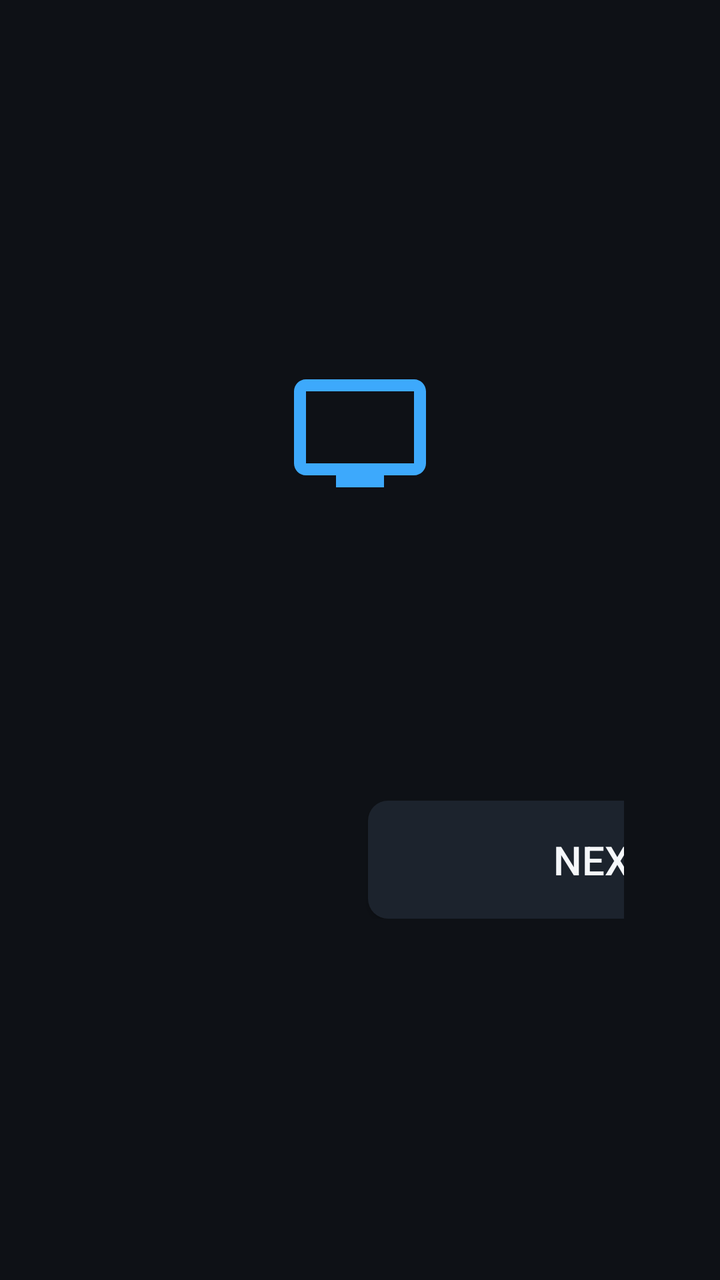
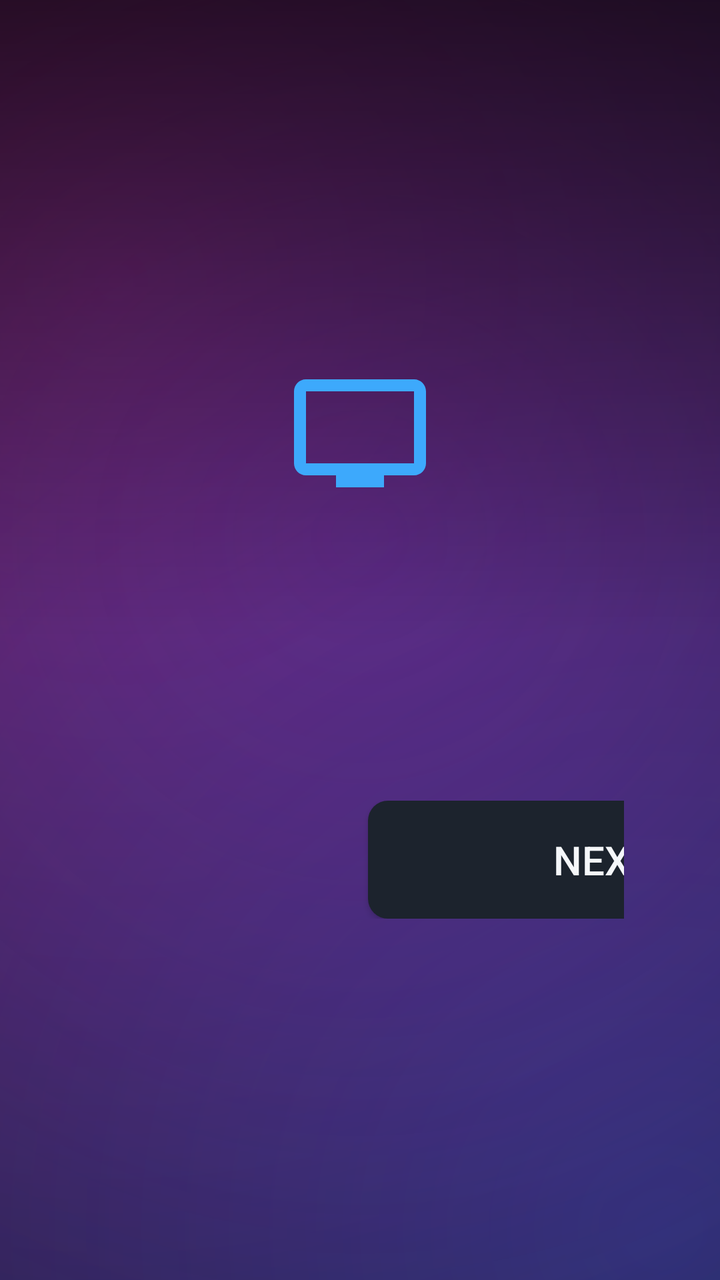

The first picture is an Android layout as it rendered before a commit; the second is the same layout after the commit. The layout source and the unified diff follow.
<!-- AndroidManifest.xml: application theme Theme.IptvPlayer -->
<!-- res/layout/activity_wizard.xml -->
<?xml version="1.0" encoding="utf-8"?>
<LinearLayout xmlns:android="http://schemas.android.com/apk/res/android"
    android:layout_width="match_parent"
    android:layout_height="match_parent"
    android:orientation="vertical"
    android:background="@color/bg_root"
    android:gravity="center"
    android:paddingHorizontal="@dimen/safe_area_h"
    android:paddingVertical="@dimen/safe_area_v">

    <ImageView
        android:layout_width="72dp"
        android:layout_height="72dp"
        android:src="@drawable/ic_tv"
        android:layout_marginBottom="@dimen/space_m"
        android:contentDescription="@string/app_name" />

    <TextView
        android:id="@+id/stepIndicator"
        android:layout_width="wrap_content"
        android:layout_height="wrap_content"
        android:textColor="@color/text_muted"
        android:textSize="@dimen/text_caption"
        android:layout_marginBottom="@dimen/space_s" />

    <TextView
        android:id="@+id/stepTitle"
        android:layout_width="wrap_content"
        android:layout_height="wrap_content"
        android:textColor="@color/text_primary"
        android:textSize="@dimen/text_big_title"
        android:textStyle="bold"
        android:gravity="center"
        android:layout_marginBottom="@dimen/space_s" />

    <TextView
        android:id="@+id/stepSubtitle"
        android:layout_width="wrap_content"
        android:layout_height="wrap_content"
        android:textColor="@color/text_secondary"
        android:textSize="@dimen/text_body"
        android:gravity="center"
        android:layout_marginBottom="@dimen/space_l" />

    
    <ScrollView
        android:id="@+id/languageScroll"
        android:layout_width="480dp"
        android:layout_height="0dp"
        android:layout_weight="1"
        android:visibility="gone"
        android:scrollbars="vertical"
        android:layout_marginBottom="@dimen/space_l">

        <LinearLayout
            android:id="@+id/languageGroup"
            android:layout_width="match_parent"
            android:layout_height="wrap_content"
            android:orientation="vertical" />
    </ScrollView>

    <LinearLayout
        android:layout_width="480dp"
        android:layout_height="wrap_content"
        android:orientation="horizontal">

        <Button
            android:id="@+id/btnBack"
            style="@style/Widget.Iptv.Button"
            android:layout_width="0dp"
            android:layout_height="wrap_content"
            android:layout_weight="1"
            android:text="@string/action_back"
            android:layout_marginEnd="@dimen/space_s"
            android:visibility="invisible" />

        <Button
            android:id="@+id/btnNext"
            style="@style/Widget.Iptv.Button"
            android:layout_width="0dp"
            android:layout_height="wrap_content"
            android:layout_weight="1"
            android:text="@string/wizard_next" />
    </LinearLayout>
</LinearLayout>
<!-- resources referenced by this layout -->
<resources>
  <color name="bg_root">#0E1116</color>
  <color name="text_muted">#5B6877</color>
  <color name="text_primary">#F5F7FA</color>
  <color name="text_secondary">#9AA7B4</color>
  <dimen name="safe_area_h">48dp</dimen>
  <dimen name="safe_area_v">27dp</dimen>
  <dimen name="space_l">24dp</dimen>
  <dimen name="space_m">16dp</dimen>
  <dimen name="space_s">8dp</dimen>
  <dimen name="text_big_title">32sp</dimen>
  <dimen name="text_body">20sp</dimen>
  <dimen name="text_caption">16sp</dimen>
  <!-- drawable ic_tv (drawable) -->
  <?xml version="1.0" encoding="utf-8"?>
  <vector xmlns:android="http://schemas.android.com/apk/res/android"
      android:width="48dp"
      android:height="48dp"
      android:viewportWidth="24"
      android:viewportHeight="24"
      android:tint="@color/accent">
      <path
          android:fillColor="@android:color/white"
          android:pathData="M21,3L3,3c-1.1,0 -2,0.9 -2,2v12c0,1.1 0.9,2 2,2h5v2h8v-2h5c1.1,0 2,-0.9 2,-2L23,5c0,-1.1 -0.9,-2 -2,-2zM21,17L3,17L3,5h18v12z" />
  </vector>
  <string name="action_back">Back</string>
  <string name="app_name">IPTV Player</string>
  <string name="wizard_next">Next</string>
  <style name="Widget.Iptv.Button" parent="Widget.AppCompat.Button">
          <item name="android:background">@drawable/bg_button</item>
          <item name="android:textColor">@color/text_primary</item>
          <item name="android:textSize">@dimen/text_body</item>
          <item name="android:padding">@dimen/space_m</item>
          <item name="android:focusable">true</item>
      </style>
  <color name="accent">#3DA9FC</color>
  <dimen name="card_radius">10dp</dimen>
  <dimen name="focus_stroke">2dp</dimen>
  <color name="accent_dim">#1E5F8C</color>
  <color name="bg_card">#1C232D</color>
  <!-- unchanged entries left out for length: 2 -->
</resources>

<!-- the commit's change to res/layout/activity_wizard.xml (unified diff, before → after) -->
@@ -3,7 +3,7 @@
     android:layout_width="match_parent"
     android:layout_height="match_parent"
     android:orientation="vertical"
-    android:background="@color/bg_root"
+    android:background="@drawable/bg_login_aurora"
     android:gravity="center"
     android:paddingHorizontal="@dimen/safe_area_h"
     android:paddingVertical="@dimen/safe_area_v">
<!-- resource entries referenced after the edit -->
@@ -12,6 +12,57 @@
   <dimen name="text_big_title">32sp</dimen>
   <dimen name="text_body">20sp</dimen>
   <dimen name="text_caption">16sp</dimen>
+  <!-- drawable bg_login_aurora (drawable) -->
+  <?xml version="1.0" encoding="utf-8"?>
+  <layer-list xmlns:android="http://schemas.android.com/apk/res/android">
+      <item>
+          <shape android:shape="rectangle">
+              <solid android:color="@color/brand_cinematic" />
+          </shape>
+      </item>
+      <item>
+          <shape android:shape="rectangle">
+              <gradient
+                  android:type="radial"
+                  android:centerX="0.16"
+                  android:centerY="0.22"
+                  android:gradientRadius="760dp"
+                  android:startColor="#73FF2E9A"
+                  android:endColor="#00FF2E9A" />
+          </shape>
+      </item>
+      <item>
+          <shape android:shape="rectangle">
+              <gradient
+                  android:type="radial"
+                  android:centerX="0.92"
+                  android:centerY="0.96"
+                  android:gradientRadius="860dp"
+                  android:startColor="#5E3A6BFF"
+                  android:endColor="#003A6BFF" />
+          </shape>
+      </item>
+      <item>
+          <shape android:shape="rectangle">
+              <gradient
+                  android:type="radial"
+                  android:centerX="0.5"
+                  android:centerY="0.42"
+                  android:gradientRadius="520dp"
+                  android:startColor="#357B2FF7"
+                  android:endColor="#007B2FF7" />
+          </shape>
+      </item>
+      <item>
+          <shape android:shape="rectangle">
+              <gradient
+                  android:angle="90"
+                  android:startColor="#00000000"
+                  android:centerColor="#00000000"
+                  android:endColor="#99000000" />
+          </shape>
+      </item>
+  </layer-list>
   <!-- drawable ic_tv (drawable) -->
   <?xml version="1.0" encoding="utf-8"?>
   <vector xmlns:android="http://schemas.android.com/apk/res/android"
@@ -34,6 +85,7 @@
           <item name="android:padding">@dimen/space_m</item>
           <item name="android:focusable">true</item>
       </style>
+  <color name="brand_cinematic">#07090F</color>
   <color name="accent">#3DA9FC</color>
   <dimen name="card_radius">10dp</dimen>
   <dimen name="focus_stroke">2dp</dimen>
